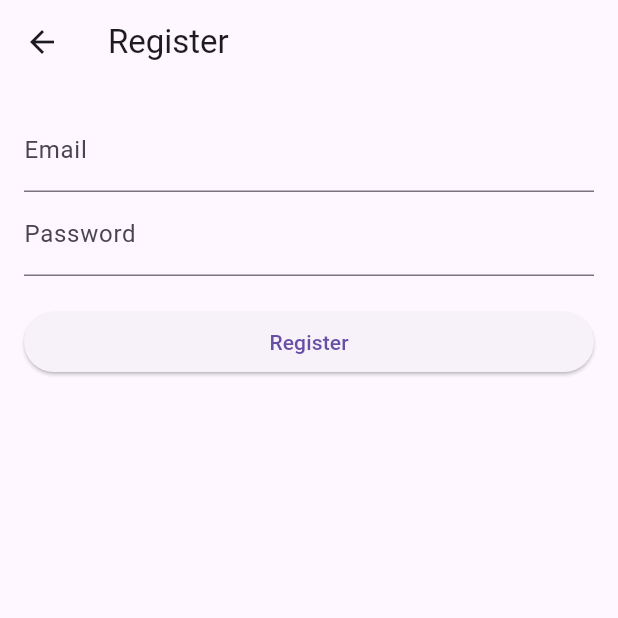
After one commit to ahmetKaya00/App-Innovators-Mobile-Dev-Journey-Bootcamp, a Flutter app: the screen it shows after launch, item 2 of the bottom bar chosen, after a tap on "Henüz üyeliğin yok mu ? Hemen Tıkla", on a phone screen of 412 x 824 dp, the top half of it. The commit adds this screen. Run offline on Flutter 3.47's test engine with Material 3 defaults, Android fonts, the phone set to English and light mode, and no system bars; our stand-ins replace cloud_firestore, firebase_auth, firebase_core, shared_preferences; accounts and stored records are empty; network calls fail.

Commit message:
Firebase Authenticaon and Firestore

```diff
--- a/firebasedemo/lib/Widget/bottom_nav_bar.dart
+++ b/firebasedemo/lib/Widget/bottom_nav_bar.dart
@@ -15,10 +15,13 @@ class BottomNavBar extends StatelessWidget{
     return BottomNavigationBar(
         currentIndex: selectedIndex,
         onTap: onTap,
-        items: const [
+        selectedItemColor: Colors.blue,
+        unselectedItemColor: Colors.grey,
+        backgroundColor: Colors.white,
+        items: [
           BottomNavigationBarItem(
               icon: Icon(Icons.home),
-              label: 'Ana Sayfa'
+              label: localManager.translate('home'),
           ),
           BottomNavigationBarItem(
               icon: Icon(Icons.person),
@@ -28,6 +31,10 @@ class BottomNavBar extends StatelessWidget{
               icon: Icon(Icons.settings),
               label: 'Ayarlar'
           ),
+          BottomNavigationBarItem(
+              icon: Icon(Icons.list),
+              label: 'CRUD'
+          ),
         ]
     );
   }
--- a/firebasedemo/lib/main.dart
+++ b/firebasedemo/lib/main.dart
@@ -1,3 +1,4 @@
+import 'package:firebase_core/firebase_core.dart';
 import 'package:firebasedemo/core/locale_manager.dart';
 import 'package:firebasedemo/core/theme_manager.dart';
 import 'package:firebasedemo/screens/home_screen.dart';
@@ -5,7 +6,9 @@ import 'package:flutter/material.dart';
 import 'package:provider/provider.dart';
 import 'package:flutter_localizations/flutter_localizations.dart';
 
-void main(){
+void main() async{
+  WidgetsFlutterBinding.ensureInitialized();
+  await Firebase.initializeApp();
   runApp(MyApp());
 }
 
--- /dev/null
+++ b/firebasedemo/lib/models/authentication_model.dart
@@ -0,0 +1,47 @@
+import 'package:firebase_auth/firebase_auth.dart';
+
+class AuthenticationModel{
+  final FirebaseAuth _auth = FirebaseAuth.instance;
+
+Future<User?> loginWithEmailAndPassword(String email, String password) async{
+  try{
+    UserCredential userCredential = await _auth.signInWithEmailAndPassword(
+        email: email.trim(),
+        password: password.trim(),
+    );
+    return userCredential.user;
+  }on FirebaseAuthException catch (e){
+    throw Exception(e.message);
+  }
+}
+Future<User?> registerWithEmailAndPassword(String email, String password) async{
+  try{
+    UserCredential userCredential = await _auth.createUserWithEmailAndPassword(
+        email: email.trim(),
+        password: password.trim(),
+    );
+    if(userCredential.user != null && !userCredential.user!.emailVerified){
+      await userCredential.user!.sendEmailVerification();
+    }
+    return userCredential.user;
+  }on FirebaseAuthException catch(e){
+    throw Exception(e.message);
+  }
+}
+
+Future<void>signOut()async{
+  await _auth.signOut();
+}
+
+User? get currentUser => _auth.currentUser;
+
+
+Future<void> resetPassword(String email) async{
+  try{
+    await _auth.sendPasswordResetEmail(email: email.trim());
+  }on FirebaseAuthException catch(e){
+    throw Exception(e.message);
+  }
+}
+
+}
--- /dev/null
+++ b/firebasedemo/lib/screens/CrudScreen.dart
@@ -0,0 +1,124 @@
+import 'package:cloud_firestore/cloud_firestore.dart';
+import 'package:flutter/material.dart';
+
+class CrudScreen extends StatefulWidget{
+  @override
+  _CrudScreenState createState() => _CrudScreenState();
+}
+
+class _CrudScreenState extends State<CrudScreen>{
+  final FirebaseFirestore _firestore = FirebaseFirestore.instance;
+  final TextEditingController _controller = TextEditingController();
+
+  Future<void>_createItem(String value) async{
+    await _firestore.collection('items').add({'name': value});
+  }
+  Future<void>_updateItem(String id, String newValue) async{
+    await _firestore.collection('items').doc(id).update({'name': newValue});
+  }
+  Future<void>_deleteItem(String id) async{
+    await _firestore.collection('items').doc(id).delete();
+  }
+  Future<void>_showUpdateDialog(String id, String currentName) async{
+    final TextEditingController updateController = TextEditingController(text: currentName);
+
+    return showDialog(
+        context: context,
+        builder: (context) {
+          return AlertDialog(
+            title: Text('Güncelle'),
+            content: TextField(
+              controller: updateController,
+              decoration: InputDecoration(
+                labelText: 'Yeni Değer',
+                border: OutlineInputBorder(),
+              ),
+            ),
+            actions: [
+              TextButton(
+                  onPressed: (){
+                    if(updateController.text.isNotEmpty){
+                      _updateItem(id, updateController.text);
+                      Navigator.of(context).pop();
+                    }
+                  },
+                  child: Text('Güncelle'),
+              ),
+            ],
+          );
+        },
+    );
+  }
+  @override
+  Widget build(BuildContext context) {
+    return Scaffold(
+      appBar: AppBar(title: Text('Firebase CRUD')),
+      body: Column(
+        children: [
+          Padding(
+              padding: const EdgeInsets.all(8),
+            child: TextField(
+              controller: _controller,
+              decoration: InputDecoration(
+                labelText: 'Yeni Veri Ekle',
+                border: OutlineInputBorder(),
+              ),
+            ),
+          ),
+          ElevatedButton(
+              onPressed: (){
+                if(_controller.text.isNotEmpty){
+                  _createItem(_controller.text);
+                  _controller.clear();
+                }
+              },
+              child: Text('Ekle'),
+          ),
+          Expanded(
+              child: StreamBuilder<QuerySnapshot>(
+                stream: _firestore.collection('items').snapshots(),
+                builder: (context, snapshot){
+                  if(snapshot.hasError){
+                    return Center(child: Text('Hata: ${snapshot.error}'));
+                  }
+                  if(!snapshot.hasData){
+                    return Center(child: CircularProgressIndicator());
+                  }
+                  final docs = snapshot.data!.docs;
+                  return ListView.builder(
+                    itemCount: docs.length,
+                    itemBuilder: (context, index){
+                      final doc = docs[index];
+                      final name = doc['name'];
+                      return ListTile(
+                        title: Text(name),
+                        trailing: Row(
+                          mainAxisSize: MainAxisSize.min,
+                          children: [
+                            IconButton(
+                                onPressed: (){
+                                  _showUpdateDialog(doc.id, name);
+                                },
+                                icon: Icon(Icons.edit)
+                            ),
+                            IconButton(
+                                onPressed: (){
+                                  _deleteItem(doc.id);
+                                },
+                                icon: Icon(Icons.delete),
+                            ),
+                          ],
+                        ),
+                      );
+
+                    },
+
+                  );
+                }
+              )
+          ),
+        ],
+      ),
+    );
+  }
+}
--- a/firebasedemo/lib/screens/home_screen.dart
+++ b/firebasedemo/lib/screens/home_screen.dart
@@ -1,5 +1,8 @@
+import 'package:firebase_auth/firebase_auth.dart';
 import 'package:firebasedemo/Widget/bottom_nav_bar.dart';
 import 'package:firebasedemo/core/locale_manager.dart';
+import 'package:firebasedemo/screens/CrudScreen.dart';
+import 'package:firebasedemo/screens/login_screen.dart';
 import 'package:firebasedemo/screens/profile_screen.dart';
 import 'package:firebasedemo/screens/settings_screen.dart';
 import 'package:flutter/material.dart';
@@ -17,12 +20,32 @@ class _HomeScreenState extends State<HomeScreen>{
     Center(child: Text('Ana Sayfa', style: TextStyle(fontSize: 24))),
     ProfileScreen(),
     SettingsScreen(),
+    CrudScreen(),
   ];
 
-  void _onItemTapped(int index){
-    setState(() {
-      _selectedIndex = index;
-    });
+  void _onItemTapped(int index) async{
+    if(index == 1){
+      final currentUser = FirebaseAuth.instance.currentUser;
+      if(currentUser == null){
+        final result = await Navigator.push(
+            context,
+            MaterialPageRoute(builder: (context) => LoginScreen()),
+        );
+        if(result == true){
+          setState(() {
+            _selectedIndex = index;
+          });
+        }
+      }else{
+        setState(() {
+          _selectedIndex = index;
+        });
+      }
+    }else{
+      setState(() {
+        _selectedIndex = index;
+      });
+    }
   }
 
   @override
@@ -43,6 +66,7 @@ class _HomeScreenState extends State<HomeScreen>{
           ),
           ProfileScreen(),
           SettingsScreen(),
+          CrudScreen(),
         ],
       ),
       bottomNavigationBar: BottomNavBar(
--- /dev/null
+++ b/firebasedemo/lib/screens/login_screen.dart
@@ -0,0 +1,94 @@
+import 'package:firebasedemo/models/authentication_model.dart';
+import 'package:firebasedemo/screens/home_screen.dart';
+import 'package:firebasedemo/screens/register_screen.dart';
+import 'package:flutter/material.dart';
+
+class LoginScreen extends StatefulWidget{
+  @override
+  _LoginScreenState createState() => _LoginScreenState();
+}
+
+class _LoginScreenState extends State<LoginScreen>{
+  final AuthenticationModel _authModel = AuthenticationModel();
+  final TextEditingController _emailController = TextEditingController();
+  final TextEditingController _passwordController = TextEditingController();
+
+  Future<void> _login() async{
+    try{
+     final user = await _authModel.loginWithEmailAndPassword(
+          _emailController.text,
+          _passwordController.text,
+      );
+      if(user != null && !user.emailVerified){
+        await user.sendEmailVerification();
+        ScaffoldMessenger.of(context).showSnackBar(
+          SnackBar(content: Text('Lütfen e-postanızı doğrulayın. Doğrulama maili gönderildi.'))
+        );
+        await _authModel.signOut();
+      }else if(user != null){
+        Navigator.pushReplacement(
+            context,
+            MaterialPageRoute(builder: (context) => HomeScreen()),
+        );
+      }
+    }catch(e){
+      ScaffoldMessenger.of(context).showSnackBar(
+        SnackBar(content: Text(e.toString())),
+      );
+    }
+  }
+  @override
+  Widget build(BuildContext context) {
+    return Scaffold(
+      appBar: AppBar(title: Text('Login')),
+      body: Padding(
+          padding: const EdgeInsets.all(16),
+        child: Column(
+          crossAxisAlignment: CrossAxisAlignment.stretch,
+          children: [
+            TextField(
+              controller: _emailController,
+              decoration: InputDecoration(labelText: 'Email'),
+            ),
+            TextField(
+              controller: _passwordController,
+              decoration: InputDecoration(labelText: 'Password'),
+              obscureText: true,
+            ),
+            SizedBox(height: 20),
+            ElevatedButton(
+                onPressed: _login,
+                child: Text('Login')
+            ),
+            SizedBox(height: 10),
+            Center(
+              child: TextButton(
+                  onPressed: () {
+                    Navigator.push(context, MaterialPageRoute(builder: (context) => RegisterScreen()));
+                  },
+                  child: Text('Henüz üyeliğin yok mu ? Hemen Tıkla')),
+            ),
+            SizedBox(height: 10),
+            Center(
+              child: TextButton(
+                  onPressed: () async{
+                    try{
+                      await _authModel.resetPassword(_emailController.text);
+                      ScaffoldMessenger.of(context).showSnackBar(
+                        SnackBar(content: Text('Şifre sıfırlama maili gönderildi.')),
+                      );
+                    }catch(e){
+                      ScaffoldMessenger.of(context).showSnackBar(
+                        SnackBar(content: Text(e.toString())),
+                      );
+                    }
+                  },
+                  child: Text('Sifremi Unuttum!'),
+              ),
+            )
+          ],
+        ),
+      ),
+    );
+  }
+}
--- a/firebasedemo/lib/screens/profile_screen.dart
+++ b/firebasedemo/lib/screens/profile_screen.dart
@@ -1,12 +1,40 @@
+import 'package:firebase_auth/firebase_auth.dart';
+import 'package:firebasedemo/screens/login_screen.dart';
 import 'package:flutter/material.dart';
 
 class ProfileScreen extends StatelessWidget{
+  final FirebaseAuth _auth = FirebaseAuth.instance;
+
   @override
   Widget build(BuildContext context) {
-    return Center(
-      child: Text(
-        'profil Sayfası',
-        style: TextStyle(fontSize: 24),
+    final User? currentUser = _auth.currentUser;
+    return Scaffold(
+      appBar: AppBar(title: Text('Profil')),
+      body: Center(
+        child: Column(
+          mainAxisAlignment: MainAxisAlignment.center,
+          children: [
+            Text(
+              'Hoşgeldiniz, ${currentUser?.email ?? 'Misafir'}',
+              style: TextStyle(fontSize: 20),
+            ),
+            SizedBox(height: 20),
+            ElevatedButton(
+                onPressed: () async {
+                  await _auth.signOut();
+                  Navigator.pushAndRemoveUntil(
+                      context,
+                      MaterialPageRoute(builder: (context) => LoginScreen()),
+                      (route) => false
+                  );
+                },
+                child: Text('Çıkış Yap'),
+              style: ElevatedButton.styleFrom(
+                backgroundColor: Colors.red,
+              ),
+            ),
+          ],
+        ),
       ),
     );
   }
--- /dev/null
+++ b/firebasedemo/lib/screens/register_screen.dart
@@ -0,0 +1,55 @@
+import 'package:firebase_auth/firebase_auth.dart';
+import 'package:flutter/material.dart';
+
+class RegisterScreen extends StatefulWidget{
+@override
+  _RegisterScreenState createState() =>   _RegisterScreenState();
+}
+
+class _RegisterScreenState extends State<RegisterScreen>{
+  final FirebaseAuth _auth = FirebaseAuth.instance;
+  final TextEditingController _emailController = TextEditingController();
+  final TextEditingController _passwordController = TextEditingController();
+
+  Future<void> _register() async{
+    try{
+      UserCredential userCredential = await _auth.createUserWithEmailAndPassword(email: _emailController.text.trim(), password: _passwordController.text.trim());
+      if(userCredential.user != null && !userCredential.user!.emailVerified){
+        await userCredential.user!.sendEmailVerification();
+        ScaffoldMessenger.of(context).showSnackBar(
+          SnackBar(content: Text('Kayıt Başarılı! Lütfen e-posta adresinize gelen doğrulama linkine tıklayın!')),
+        );
+      }
+    }catch(e){
+      ScaffoldMessenger.of(context).showSnackBar(
+        SnackBar(content: Text(e.toString())),
+      );
+    }
+  }
+
+  @override
+  Widget build(BuildContext context) {
+    return Scaffold(
+      appBar: AppBar(title: Text('Register')),
+      body: Padding(
+          padding: const EdgeInsets.all(16),
+        child: Column(
+          crossAxisAlignment: CrossAxisAlignment.stretch,
+          children: [
+            TextField(
+              controller: _emailController,
+              decoration: InputDecoration(labelText: 'Email'),
+            ),
+            TextField(
+              controller: _passwordController,
+              decoration: InputDecoration(labelText: 'Password'),
+              obscureText: true,
+            ),
+            SizedBox(height: 20),
+            ElevatedButton(onPressed: _register, child: Text('Register'))
+          ],
+        ),
+      ),
+    );
+  }
+}
--- a/firebasedemo/pubspec.yaml
+++ b/firebasedemo/pubspec.yaml
@@ -38,6 +38,9 @@ dependencies:
   shared_preferences: ^2.5.2
   provider: ^6.1.2
   flutter_localization: ^0.3.1
+  firebase_auth: ^5.5.0
+  firebase_core: ^3.12.0
+  cloud_firestore: ^5.6.4
 
 dev_dependencies:
   flutter_test:
```
Also changed, not shown: firebasedemo/firebase.json (added), firebasedemo/lib/firebase_options.dart (added), firebasedemo/pubspec.lock, 8 other files.
